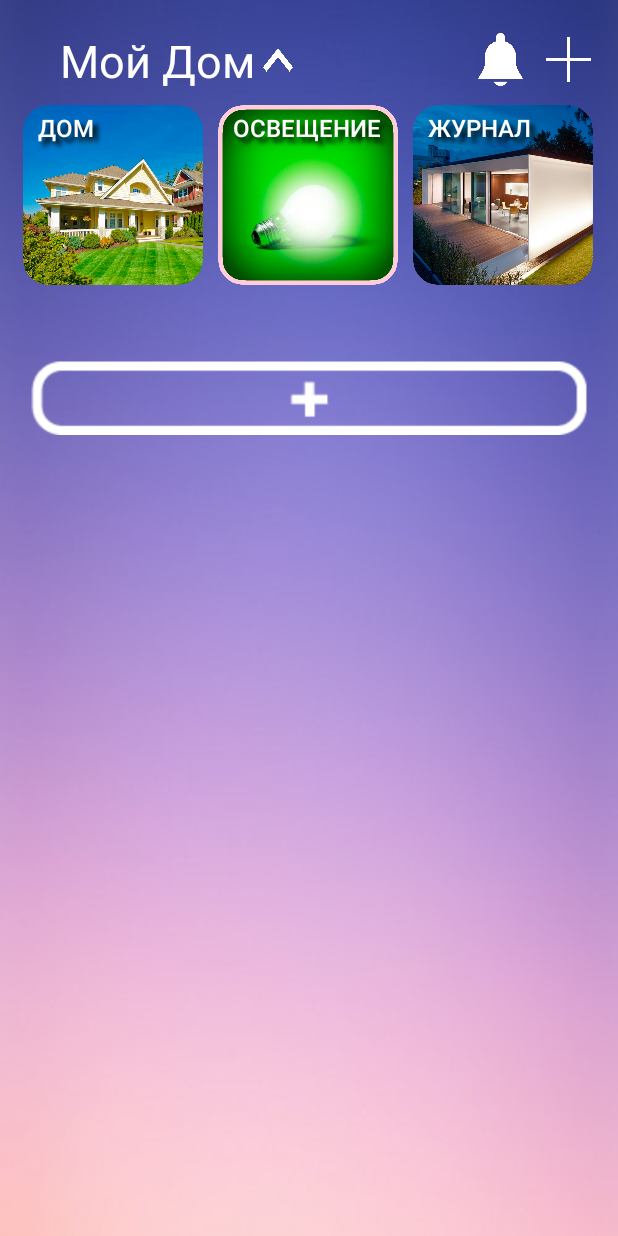
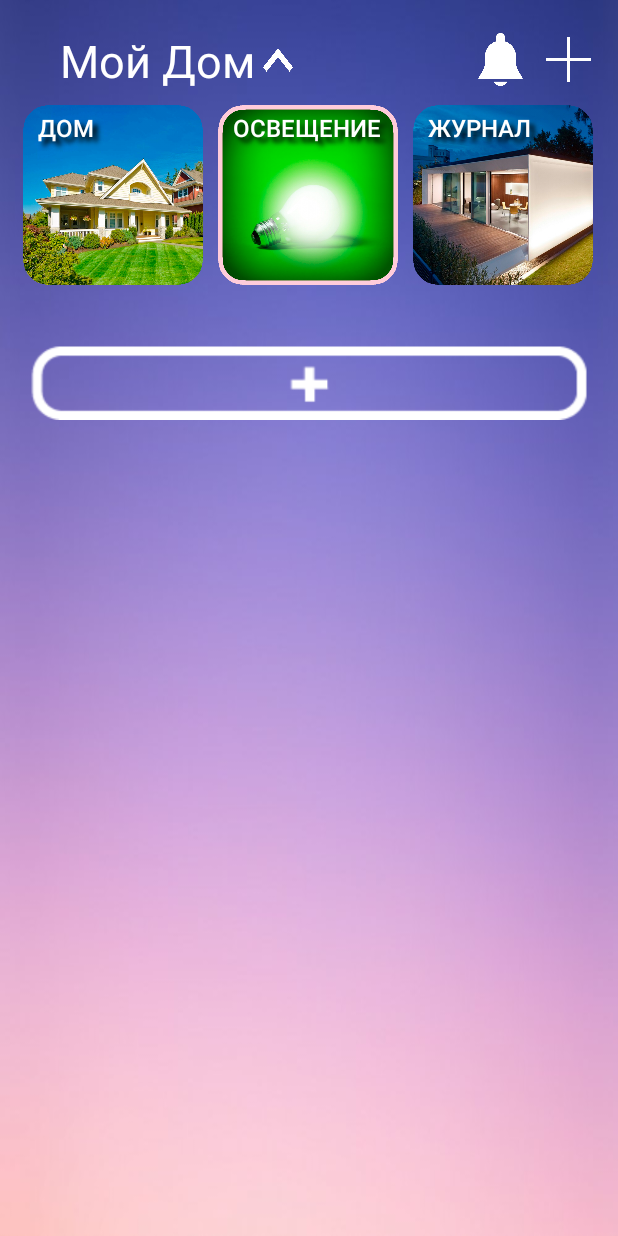
Before and after one commit to Enot124/SmartHouse, an Android app: the screen it shows after launch (MainActivity), after a tap on "ОСВЕЩЕНИЕ", on a phone screen of 412 x 824 dp. Run offline under Robolectric (Android 15) with nearby library versions, the phone set to English and light mode, and no system bars; our stand-ins replace Firebase (no records; nobody signed in at launch, a user with empty details on screens opened directly).

Commit message:
Full Version

```diff
--- a/app/src/main/java/com/example/smarthouse/Device.kt
+++ b/app/src/main/java/com/example/smarthouse/Device.kt
@@ -1,5 +1,5 @@
 package com.example.smarthouse
 
 data class Device(
-    val id: Int,
+    val id: String,
     var name: String, val roomName: String, var imageId: Int, var state: Boolean, var stateValue : String,val type : Int)
--- a/app/src/main/java/com/example/smarthouse/MainActivity.kt
+++ b/app/src/main/java/com/example/smarthouse/MainActivity.kt
@@ -13,7 +13,6 @@ import kotlinx.android.synthetic.main.device_dialog.view.*
 import kotlinx.android.synthetic.main.device_item.*
 import java.text.SimpleDateFormat
 import java.util.*
-import kotlin.collections.ArrayList
 
 
 class MainActivity : AppCompatActivity() , RoomAdapter.Listener, DeviceAdapter.ListenerDevice{
@@ -138,11 +137,10 @@ class MainActivity : AppCompatActivity() , RoomAdapter.Listener, DeviceAdapter.L
                                 R.drawable.device_off
                             }
                         }
-                        val selectedRadioButton =
-                            dialog.findViewById<RadioButton>(dialog.rgRoomName.checkedRadioButtonId)
+                    val selectedRadioButton = dialog.findViewById<RadioButton>(dialog.rgRoomName.checkedRadioButtonId)
                     val position = dialog.rgRoomName.indexOfChild(selectedRadioButton)
                     val room = adapter.roomList[position]
-                        val device = Device(0, text, room.name, imageId, false, "OFF", typePosition)
+                    val device = Device(defId++.toString(), text, room.name, imageId, false, "OFF", typePosition)
                     room.Devices.add(device)
                     devAdapter.addDevice(device)
                     adapter.notifyDataSetChanged()
@@ -250,7 +248,6 @@ class MainActivity : AppCompatActivity() , RoomAdapter.Listener, DeviceAdapter.L
             }
 
             override fun onCancelled(databaseError: DatabaseError) {
-
             }
         }
         mDataBase.addValueEventListener(vListener)
@@ -400,6 +397,4 @@ class MainActivity : AppCompatActivity() , RoomAdapter.Listener, DeviceAdapter.L
         val stroke = sdf.format(date) + "  Диммер \"" + device.name + "\", " + device.roomName + " был изменён"
         mDataBase.push().setValue(stroke)
     }
-
-
 }
--- a/app/src/main/res/layout/activity_main.xml
+++ b/app/src/main/res/layout/activity_main.xml
@@ -13,9 +13,7 @@
         android:id="@+id/linearLayout"
         android:layout_width="match_parent"
         android:layout_height="match_parent"
-        android:orientation="vertical"
-        tools:layout_editor_absoluteX="0dp"
-        tools:layout_editor_absoluteY="-80dp">
+        android:orientation="vertical">
 
         <RelativeLayout
             android:layout_width="match_parent"
@@ -69,21 +67,13 @@
                 android:textSize="20dp" />
         </RelativeLayout>
 
-        <HorizontalScrollView
-            android:id="@+id/ScrollMenu"
-            android:layout_width="match_parent"
-            android:layout_height="wrap_content"
-            android:layout_marginBottom="50dp"
-            android:layout_weight="0"
-            android:scrollbars="none"
-            tools:visibility="visible">
-
         <LinearLayout
             android:id="@+id/LayoutScrollMenu"
             android:layout_width="wrap_content"
-                android:layout_height="match_parent"
-                android:layout_weight="1"
-                android:orientation="horizontal">
+            android:layout_height="wrap_content"
+            android:layout_weight="0"
+            android:orientation="horizontal"
+            android:layout_marginBottom="40dp">
 
             <Button
                 android:id="@+id/House"
@@ -142,7 +132,6 @@
                 android:textSize="16sp" />
 
         </LinearLayout>
-        </HorizontalScrollView>
 
         <androidx.recyclerview.widget.RecyclerView
             android:id="@+id/rcvRoom"
@@ -171,7 +160,7 @@
             <androidx.recyclerview.widget.RecyclerView
                 android:id="@+id/rcvDevice"
                 android:layout_width="match_parent"
-                android:layout_height="wrap_content" />
+                android:layout_height="match_parent" />
 
         </LinearLayout>
 
--- a/app/src/main/res/layout/device_item.xml
+++ b/app/src/main/res/layout/device_item.xml
@@ -67,7 +67,7 @@
                 android:layout_marginEnd="15dp"
                 android:layout_toStartOf="@+id/btnRemoveDevice"
                 android:text="OFF"
-                android:visibility="gone" />
+                android:visibility="visible" />
 
             <SeekBar
                 android:id="@+id/sbDevice"
--- a/app/src/main/res/layout/room_item.xml
+++ b/app/src/main/res/layout/room_item.xml
@@ -87,7 +87,7 @@
                 android:layout_alignParentBottom="true"
                 android:layout_marginEnd="20dp"
                 android:layout_marginBottom="10dp"
-                android:text="5"
+                android:text="0"
                 android:textColor="@color/white" />
 
             <Button
```
Lines whose indentation alone changed are shown as unchanged.
